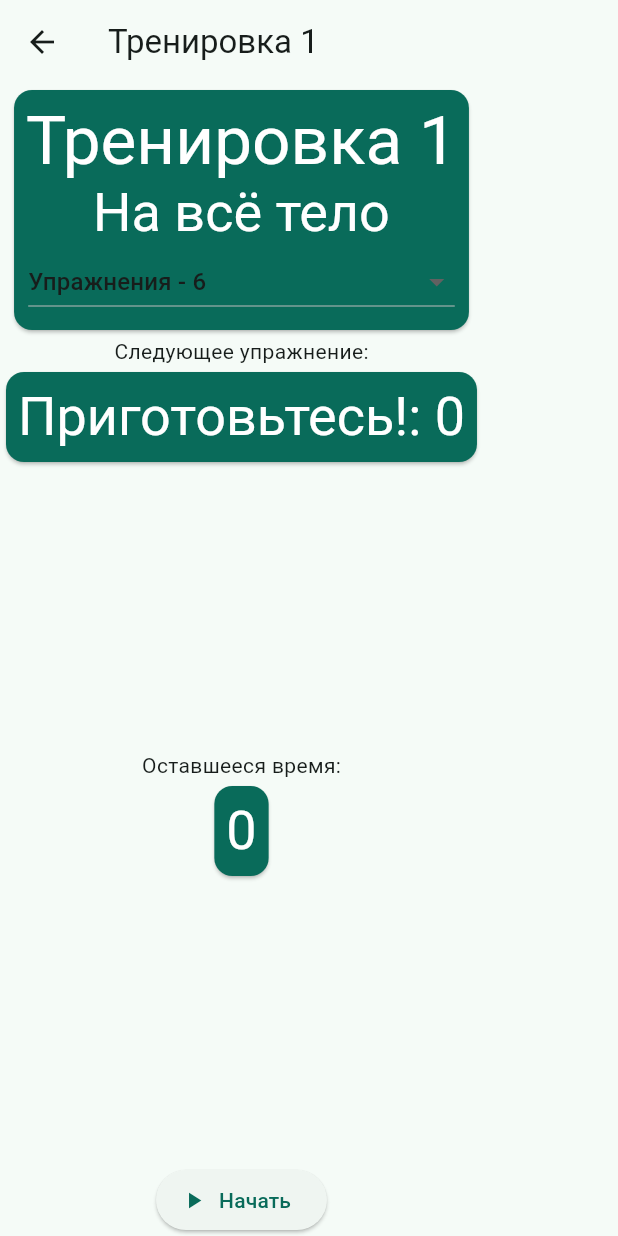
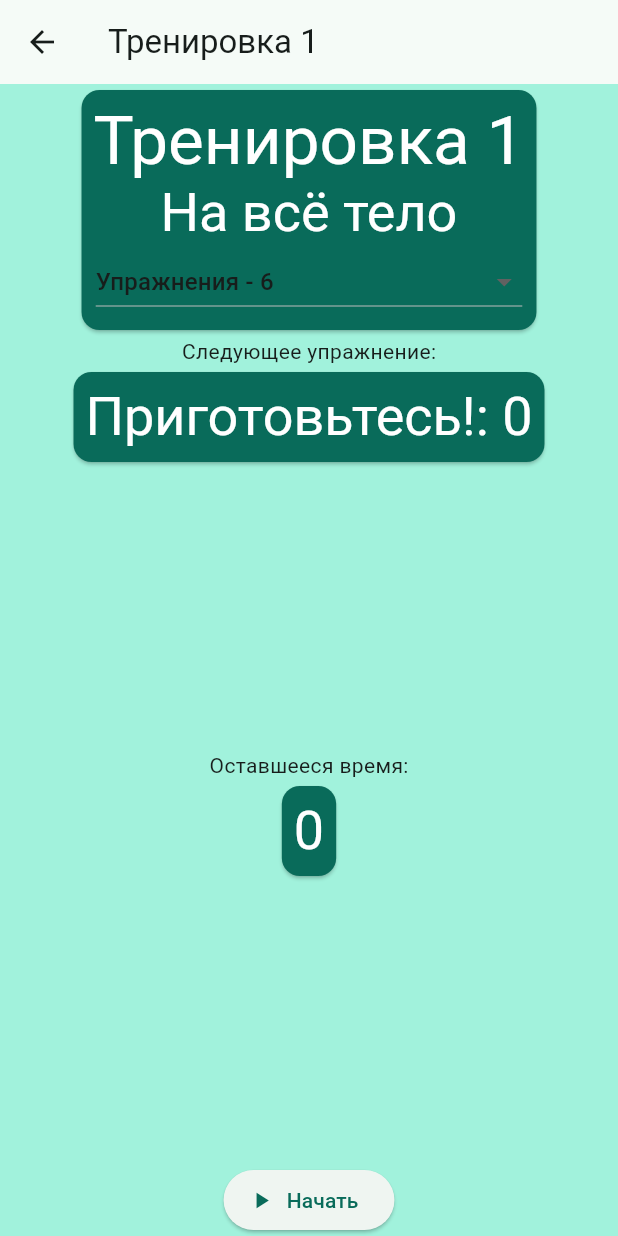
Before and after one commit to Karenfen/MyHomeGym, a Flutter app: the screen it shows after launch, after a tap on "Начать", on a phone screen of 412 x 824 dp. Run offline on Flutter 3.47's test engine with Material 2 defaults, Android fonts, the light colour scheme and no system bars; our stand-ins replace audioplayers.

Commit message:
исправил отображение страници тренировки

```diff
--- a/lib/pages/workout_start_page.dart
+++ b/lib/pages/workout_start_page.dart
@@ -112,9 +112,11 @@ class _WorkoutStartPageState extends State<WorkoutStartPage> {
         appBar: AppBar(
           title: Text(widget.workout.workoutName),
         ),
-        body: Column(
+        body: Container(
+          color: Theme.of(context).colorScheme.primaryContainer,
+          child: Column(
             children: [
-            WorkoutCard(workout: widget.workout),
+              Center(child: WorkoutCard(workout: widget.workout)),
               Text('Следующее упражнение:'),
               Card(
                 color: theme.colorScheme.primary,
@@ -179,6 +181,7 @@ class _WorkoutStartPageState extends State<WorkoutStartPage> {
                 label: Text('Начать'),
               ),
             ],
+          ),
         ));
   }
 }
--- a/lib/widjets/exercise_card.dart
+++ b/lib/widjets/exercise_card.dart
@@ -30,7 +30,6 @@ class ExerciseCard extends StatelessWidget {
                 maxLines: 2,
               ),
             ),
-            Text('${exercise.repetitions}'),
           ],
         ),
       ),
```
Lines whose indentation alone changed are shown as unchanged.
